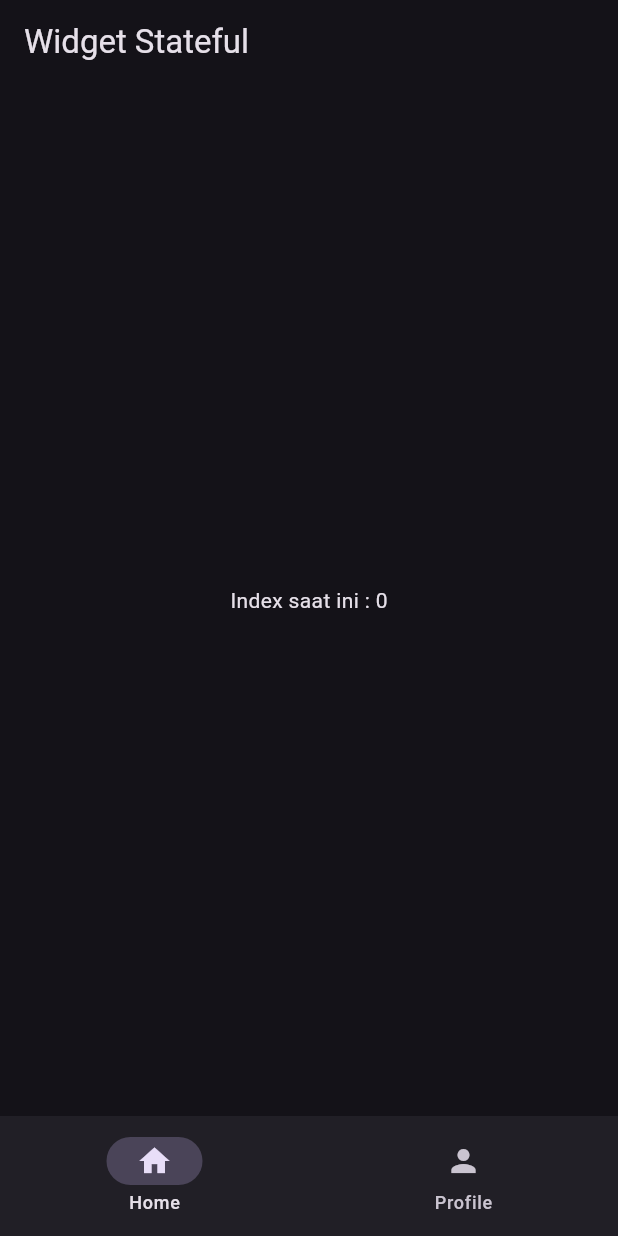
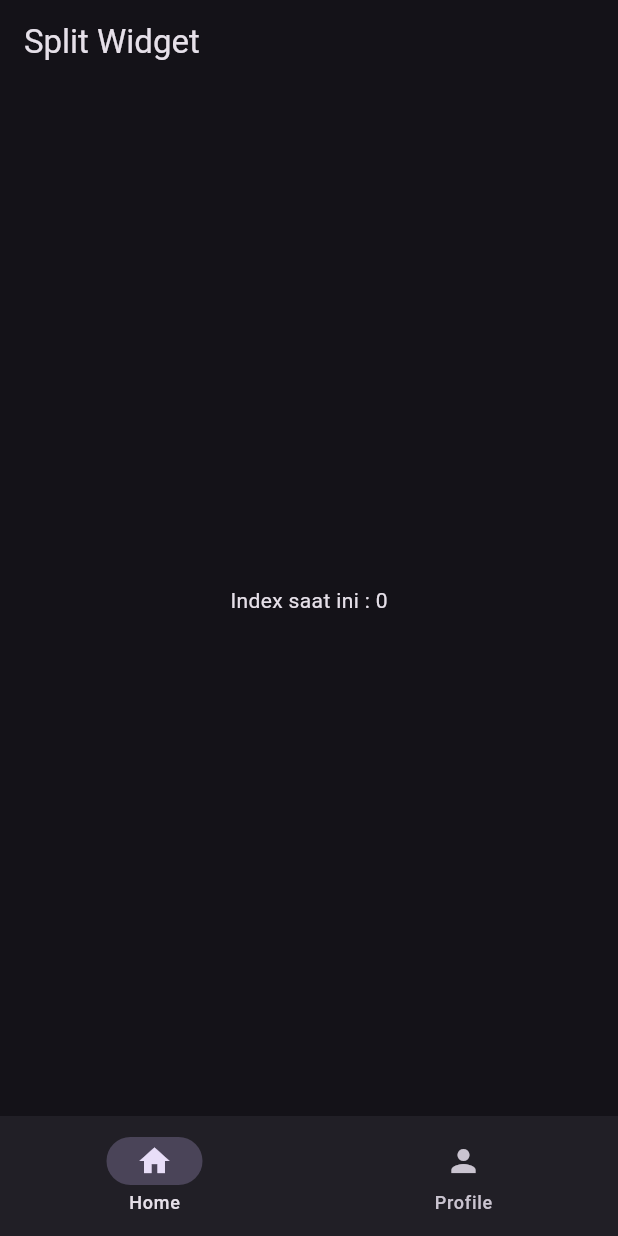
Before and after one commit to manpits/flutter, a Flutter app: the screen it shows after launch, on a phone screen of 412 x 824 dp. Run offline on Flutter 3.47's test engine with Material 3 defaults, Android fonts, the phone set to English and light mode, and no system bars.

Commit message:
-1740887550

```diff
--- a/lib/main.dart
+++ b/lib/main.dart
@@ -1,9 +1,5 @@
 /* --------------------------------------------
-Widget Stateful
-
-Stateless : can't refresh
-Stateful: can refresh
-setState : to refresh
+Split Widget
 -----------------------------------------------*/
 
 import 'package:flutter/material.dart';
@@ -12,7 +8,6 @@ void main() {
   runApp(const MyApp());
 }
 
-/// Gunakan StatefulWidget jika ingin membuat halaman dapat direfresh
 class MyApp extends StatefulWidget {
   const MyApp({super.key});
 
@@ -21,7 +16,6 @@ class MyApp extends StatefulWidget {
 }
 
 class _MyAppState extends State<MyApp> {
-  /// variabel 'currentIndex' untuk menyimpan index dari BottomNavigationBar yang aktif saat ini
   int currentIndex = 0;
 
   @override
@@ -31,32 +25,15 @@ class _MyAppState extends State<MyApp> {
       theme: ThemeData(brightness: Brightness.dark),
       home: Scaffold(
         appBar: AppBar(
-          title: const Text('Widget Stateful'),
+          title: const Text('Split Widget'),
         ),
         body: Center(
-          /**
-           * agar tulisan di Scaffold>body>text dinamis, title dari widget Text diambil dari variable 'currentIndex'
-           */
           child: Text('Index saat ini : $currentIndex'),
         ),
         bottomNavigationBar: NavigationBar(
-          /**
-           * set property 'selectedIndex' dengan nilai pada variable 'currentIndex'
-           */
           selectedIndex: currentIndex,
-
-          /**
-           * gunakan method 'onDestinationSelected' untuk menghandle perubahan pada 'bottomNavigationBar'
-           */
           onDestinationSelected: (value) {
-            /**
-             * gunakan method setState() untuk merefresh layar
-             */
             setState(() {
-              /**
-               * ubah nilai variable 'currentIndex' dengan nilai index element 'bottomNavigationBar' saat ini
-               * dicek, jika index saat ini = 0, berarti yang ditap adalah Home
-               */
               currentIndex = value;
             });
           },
```
